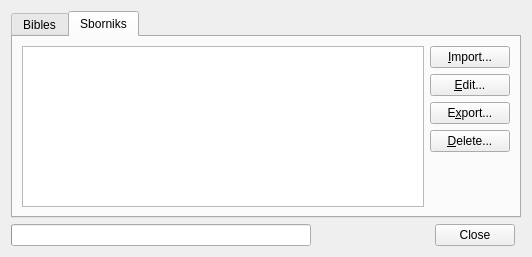
SoftProjector/src, file src/managedatadialog.ui: the form before one commit.
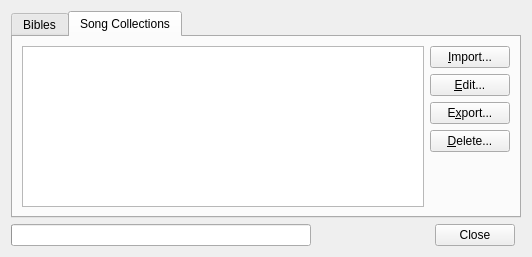
The form after the commit. The open tabs and pages were chosen to show the change.

Commit message: Changed all user-visible occurrences of "sbornik" to "song collection". Changed occurrences of "tune" to "key".

What changed in the file:
```diff
--- a/src/managedatadialog.ui
+++ b/src/managedatadialog.ui
@@ -107,7 +107,7 @@
      </widget>
      <widget class="QWidget" name="tab_2">
       <attribute name="title">
-       <string>Sborniks</string>
+       <string>Song Collections</string>
       </attribute>
       <layout class="QGridLayout" name="gridLayout">
        <item row="0" column="0">
```
Left out of the diff: 2 changed lines with no effect on the pictures. The commit also changes 9 other files.
